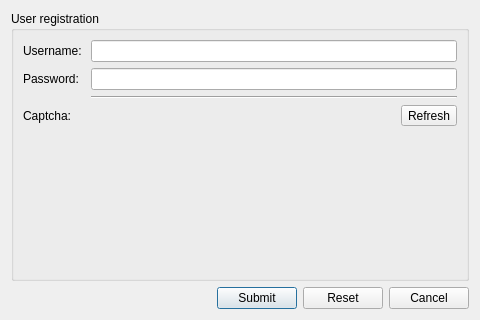
Old version of the form src/ui/xmpp/gkxmppregistrationdialog.ui in the repository GekkoFyre/small-world-deluxe.
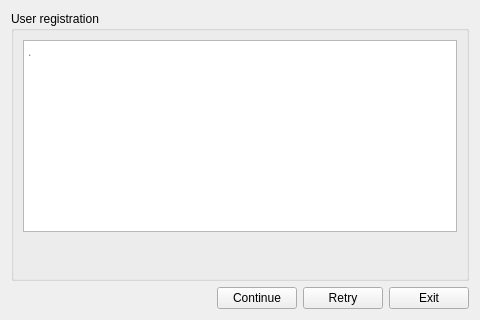
New version of the form. The open tabs and pages were chosen to show the change.

Commit message: * Many updates to the UI regarding XMPP within Small World Deluxe.

The edit to the form file:
```diff
--- a/src/ui/xmpp/gkxmppregistrationdialog.ui
+++ b/src/ui/xmpp/gkxmppregistrationdialog.ui
@@ -15,6 +15,22 @@
   </property>
   <layout class="QVBoxLayout" name="verticalLayout">
    <item>
+    <widget class="QStackedWidget" name="stackedWidget_xmpp_registration_dialog">
+     <widget class="QWidget" name="page_account_signup_ui">
+      <layout class="QVBoxLayout" name="verticalLayout_4">
+       <property name="leftMargin">
+        <number>0</number>
+       </property>
+       <property name="topMargin">
+        <number>0</number>
+       </property>
+       <property name="rightMargin">
+        <number>0</number>
+       </property>
+       <property name="bottomMargin">
+        <number>0</number>
+       </property>
+       <item>
     <widget class="QFrame" name="frame_registration_details">
      <property name="frameShape">
       <enum>QFrame::NoFrame</enum>
@@ -181,7 +197,7 @@
     </widget>
    </item>
    <item>
-    <widget class="QFrame" name="frame_button_box">
+        <widget class="QFrame" name="frame_signup_button_box">
      <property name="frameShape">
       <enum>QFrame::NoFrame</enum>
      </property>
@@ -236,6 +252,188 @@
        </widget>
       </item>
      </layout>
+        </widget>
+       </item>
+      </layout>
+     </widget>
+     <widget class="QWidget" name="page_account_status_ui">
+      <layout class="QVBoxLayout" name="verticalLayout_6">
+       <property name="leftMargin">
+        <number>0</number>
+       </property>
+       <property name="topMargin">
+        <number>0</number>
+       </property>
+       <property name="rightMargin">
+        <number>0</number>
+       </property>
+       <property name="bottomMargin">
+        <number>0</number>
+       </property>
+       <item>
+        <widget class="QFrame" name="frame_account_status_groupbox">
+         <property name="frameShape">
+          <enum>QFrame::NoFrame</enum>
+         </property>
+         <property name="frameShadow">
+          <enum>QFrame::Raised</enum>
+         </property>
+         <layout class="QVBoxLayout" name="verticalLayout_7">
+          <property name="leftMargin">
+           <number>0</number>
+          </property>
+          <property name="topMargin">
+           <number>0</number>
+          </property>
+          <property name="rightMargin">
+           <number>0</number>
+          </property>
+          <property name="bottomMargin">
+           <number>0</number>
+          </property>
+          <item>
+           <widget class="QGroupBox" name="groupBox_account_status">
+            <property name="title">
+             <string>User registration</string>
+            </property>
+            <layout class="QVBoxLayout" name="verticalLayout_8">
+             <item>
+              <widget class="QFrame" name="frame_account_status_details">
+               <property name="frameShape">
+                <enum>QFrame::NoFrame</enum>
+               </property>
+               <property name="frameShadow">
+                <enum>QFrame::Raised</enum>
+               </property>
+               <layout class="QHBoxLayout" name="horizontalLayout_3">
+                <property name="leftMargin">
+                 <number>0</number>
+                </property>
+                <property name="topMargin">
+                 <number>0</number>
+                </property>
+                <property name="rightMargin">
+                 <number>0</number>
+                </property>
+                <property name="bottomMargin">
+                 <number>0</number>
+                </property>
+                <item>
+                 <widget class="QTextBrowser" name="textBrowser_account_status_details">
+                  <property name="horizontalScrollBarPolicy">
+                   <enum>Qt::ScrollBarAlwaysOff</enum>
+                  </property>
+                  <property name="placeholderText">
+                   <string>&lt;signup details&gt;.</string>
+                  </property>
+                 </widget>
+                </item>
+               </layout>
+              </widget>
+             </item>
+             <item>
+              <widget class="QFrame" name="frame_status_spacer_bottom">
+               <property name="frameShape">
+                <enum>QFrame::NoFrame</enum>
+               </property>
+               <property name="frameShadow">
+                <enum>QFrame::Raised</enum>
+               </property>
+               <layout class="QVBoxLayout" name="verticalLayout_9">
+                <property name="leftMargin">
+                 <number>0</number>
+                </property>
+                <property name="topMargin">
+                 <number>0</number>
+                </property>
+                <property name="rightMargin">
+                 <number>0</number>
+                </property>
+                <property name="bottomMargin">
+                 <number>0</number>
+                </property>
+                <item>
+                 <spacer name="verticalSpacer_2">
+                  <property name="orientation">
+                   <enum>Qt::Vertical</enum>
+                  </property>
+                  <property name="sizeHint" stdset="0">
+                   <size>
+                    <width>20</width>
+                    <height>31</height>
+                   </size>
+                  </property>
+                 </spacer>
+                </item>
+               </layout>
+              </widget>
+             </item>
+            </layout>
+           </widget>
+          </item>
+         </layout>
+        </widget>
+       </item>
+       <item>
+        <widget class="QFrame" name="frame_status_button_box">
+         <property name="frameShape">
+          <enum>QFrame::NoFrame</enum>
+         </property>
+         <property name="frameShadow">
+          <enum>QFrame::Raised</enum>
+         </property>
+         <layout class="QHBoxLayout" name="horizontalLayout_2">
+          <property name="leftMargin">
+           <number>0</number>
+          </property>
+          <property name="topMargin">
+           <number>0</number>
+          </property>
+          <property name="rightMargin">
+           <number>0</number>
+          </property>
+          <property name="bottomMargin">
+           <number>0</number>
+          </property>
+          <item>
+           <spacer name="horizontalSpacer_2">
+            <property name="orientation">
+             <enum>Qt::Horizontal</enum>
+            </property>
+            <property name="sizeHint" stdset="0">
+             <size>
+              <width>40</width>
+              <height>20</height>
+             </size>
+            </property>
+           </spacer>
+          </item>
+          <item>
+           <widget class="QPushButton" name="pushButton_continue">
+            <property name="text">
+             <string>Continue</string>
+            </property>
+           </widget>
+          </item>
+          <item>
+           <widget class="QPushButton" name="pushButton_retry">
+            <property name="text">
+             <string>Retry</string>
+            </property>
+           </widget>
+          </item>
+          <item>
+           <widget class="QPushButton" name="pushButton_exit">
+            <property name="text">
+             <string>Exit</string>
+            </property>
+           </widget>
+          </item>
+         </layout>
+        </widget>
+       </item>
+      </layout>
+     </widget>
     </widget>
    </item>
   </layout>
```
Lines whose indentation alone changed are shown as unchanged. The commit also changes 11 other files.
